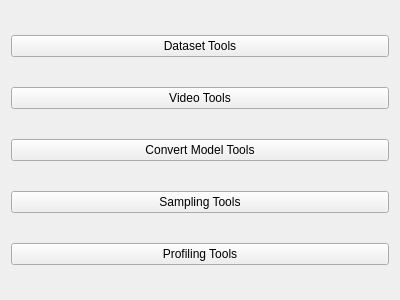
First picture: the form in modules/ui/views/tabs/tools.ui, repository HashakGik/OneTrainer-QT6, before the edit.
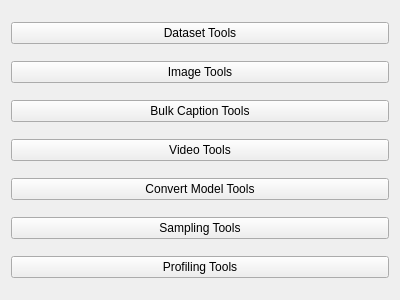
Second picture: the form after the edit.

Commit message: Added dataset caption logic.

What changed in the file:
```diff
--- a/modules/ui/views/tabs/tools.ui
+++ b/modules/ui/views/tabs/tools.ui
@@ -21,6 +21,20 @@
      </property>
     </widget>
    </item>
+   <item>
+    <widget class="QPushButton" name="imageBtn">
+     <property name="text">
+      <string>Image Tools</string>
+     </property>
+    </widget>
+   </item>
+   <item>
+    <widget class="QPushButton" name="bulkCaptionBtn">
+     <property name="text">
+      <string>Bulk Caption Tools</string>
+     </property>
+    </widget>
+   </item>
    <item>
     <widget class="QPushButton" name="videoBtn">
      <property name="text">
```
Left out of the diff: 9 changed lines with no effect on the pictures. The commit also changes 57 other files.
